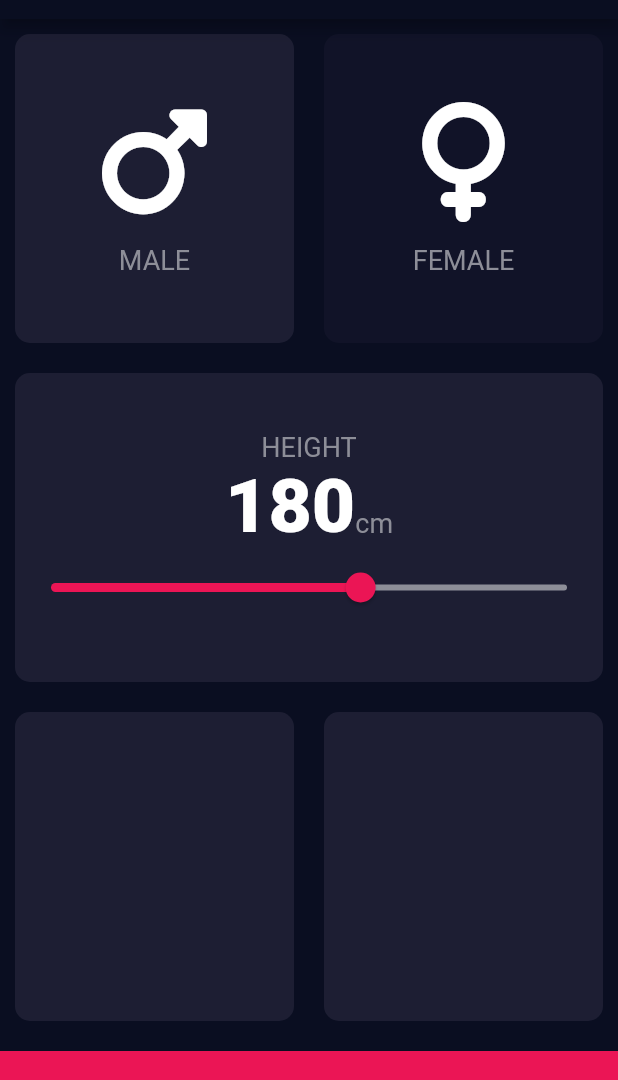
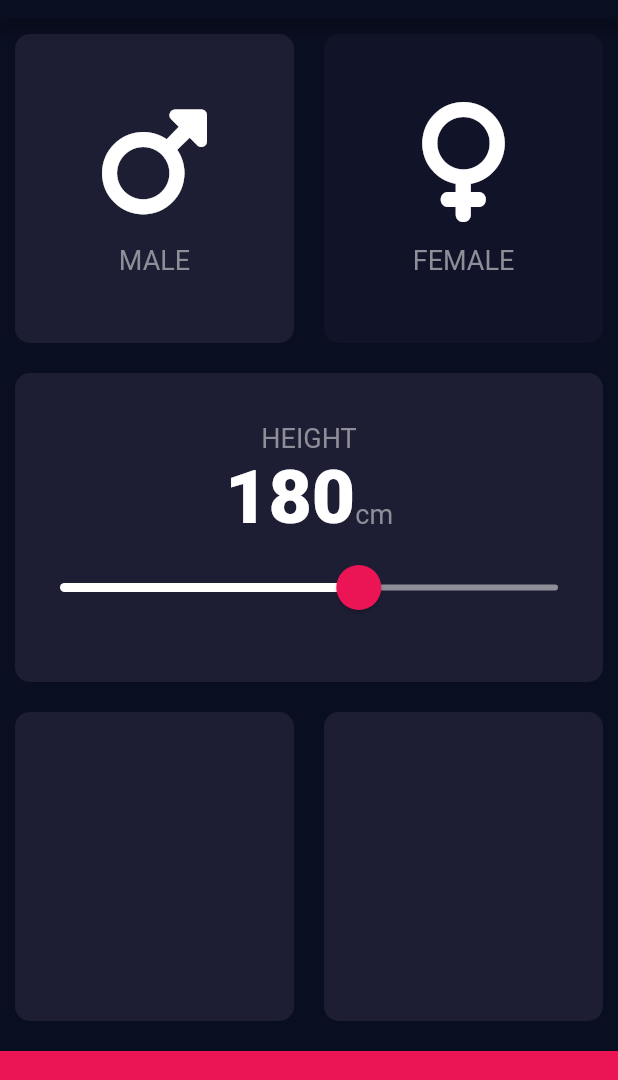
Before and after one commit to uttu87/BMI-Calculator-Flutter, a Flutter app: the screen it shows after launch, on a phone screen of 412 x 824 dp, the part 65-1145 px from its top. Run offline on Flutter 3.47's test engine with Material 2 defaults, Android fonts, the phone set to English and light mode, and no system bars; our stand-ins replace font_awesome_flutter.

Commit message:
Customize slider with sliderTheme

```diff
--- a/lib/constants.dart
+++ b/lib/constants.dart
@@ -7,8 +7,9 @@ const kMaxHeight = 220.0;
 const kActiveCardColor = Color(0xFF1D1E33);
 const kInactiveCardColor = Color(0xFF111328);
 const kBottomContainerColor = Color(0xFFEB1555);
-const kSliderActiveCardColor = kBottomContainerColor;
+const kSliderActiveCardColor = Colors.white;
 const kSliderInactiveCardColor = Color(0xFF8D8E98);
+const kSliderOverlayColor = Color(0x29EB1555);
 
 const kLabelTextStyle = TextStyle(
   fontSize: 18.0,
--- a/lib/input_page.dart
+++ b/lib/input_page.dart
@@ -94,8 +94,6 @@ class _InputPageState extends State<InputPage> {
                         value: height.toDouble(),
                         min: kMinHeight,
                         max: kMaxHeight,
-                        activeColor: kSliderActiveCardColor,
-                        inactiveColor: kSliderInactiveCardColor,
                         onChanged: (newValue) {
                           setState(() {
                             height = newValue.round();
--- a/lib/main.dart
+++ b/lib/main.dart
@@ -1,5 +1,6 @@
 import 'package:flutter/material.dart';
 
+import 'constants.dart';
 import 'input_page.dart';
 
 void main() => runApp(const BMICalculator());
@@ -12,6 +13,14 @@ class BMICalculator extends StatelessWidget {
     return MaterialApp(
       theme: ThemeData.dark().copyWith(
         appBarTheme: const AppBarTheme(backgroundColor: Color(0xFF0a0e21)),
+        sliderTheme: SliderTheme.of(context).copyWith(
+          activeTrackColor: kSliderActiveCardColor,
+          inactiveTrackColor: kSliderInactiveCardColor,
+          thumbShape: const RoundSliderThumbShape(enabledThumbRadius: 15.0),
+          thumbColor: kBottomContainerColor,
+          overlayColor: kSliderOverlayColor,
+          overlayShape: const RoundSliderOverlayShape(overlayRadius: 30.0),
+        ),
         scaffoldBackgroundColor: const Color(0xFF0a0e21),
       ),
       home: const InputPage(),
```
